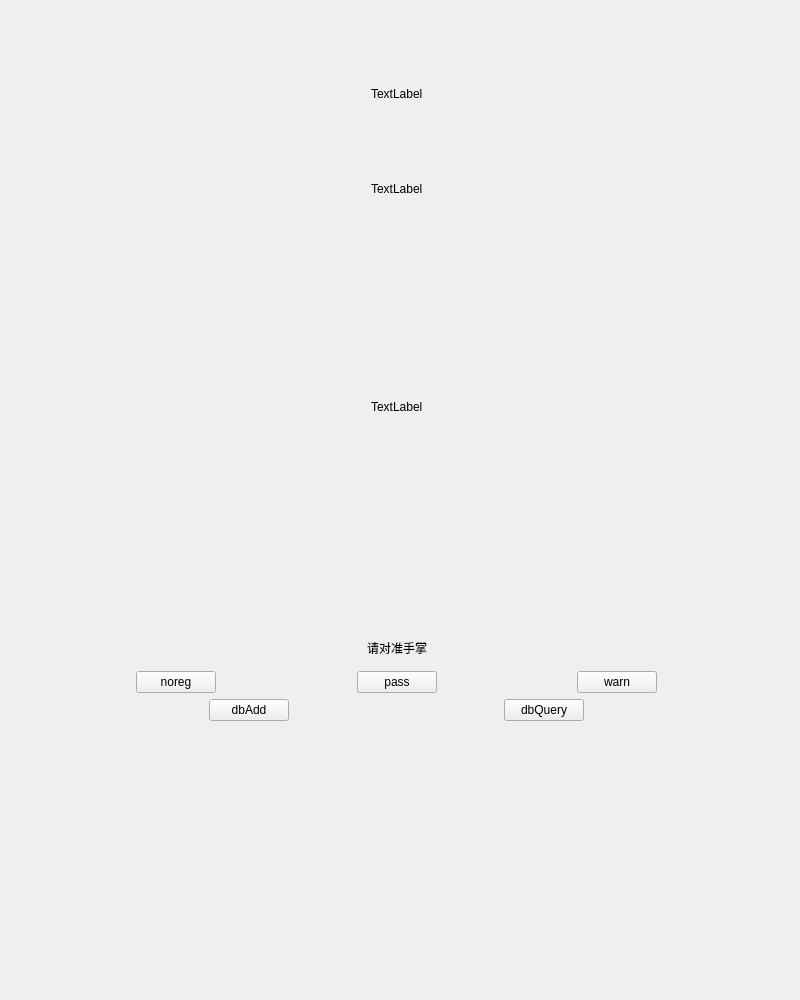
First picture: the form in workingwidget.ui, repository TerCui/plamProject, before the edit.
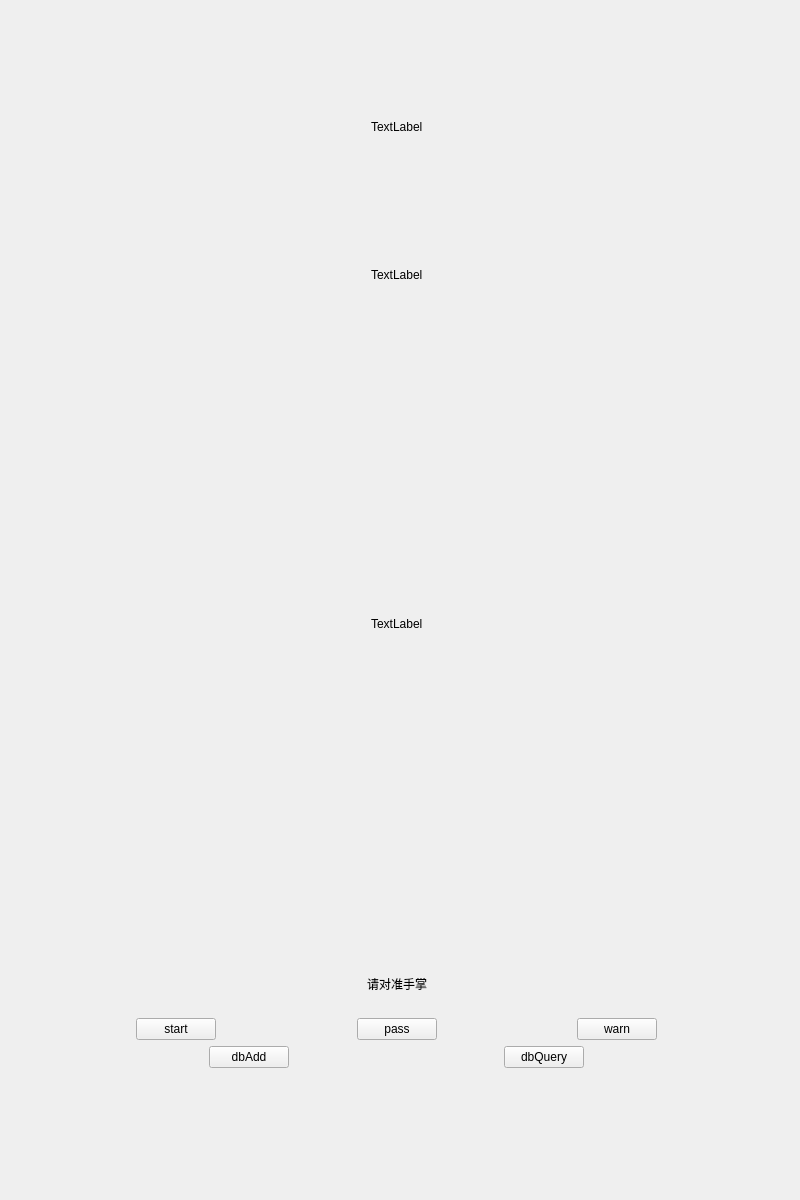
Second picture: the form after the edit.

What changed in the file:
```diff
--- a/workingwidget.ui
+++ b/workingwidget.ui
@@ -7,7 +7,7 @@
     <x>0</x>
     <y>0</y>
     <width>800</width>
-    <height>1000</height>
+    <height>1200</height>
    </rect>
   </property>
   <property name="windowTitle">
@@ -19,7 +19,7 @@
      <x>1</x>
      <y>1</y>
      <width>791</width>
-     <height>791</height>
+     <height>1181</height>
     </rect>
    </property>
    <layout class="QVBoxLayout" name="verticalLayout" stretch="0,3,2,10,0,1,1,1,2">
@@ -218,7 +218,7 @@
       <item>
        <widget class="QPushButton" name="pushButton">
         <property name="text">
-         <string>noreg</string>
+         <string>start</string>
         </property>
         <property name="autoDefault">
          <bool>false</bool>
```
